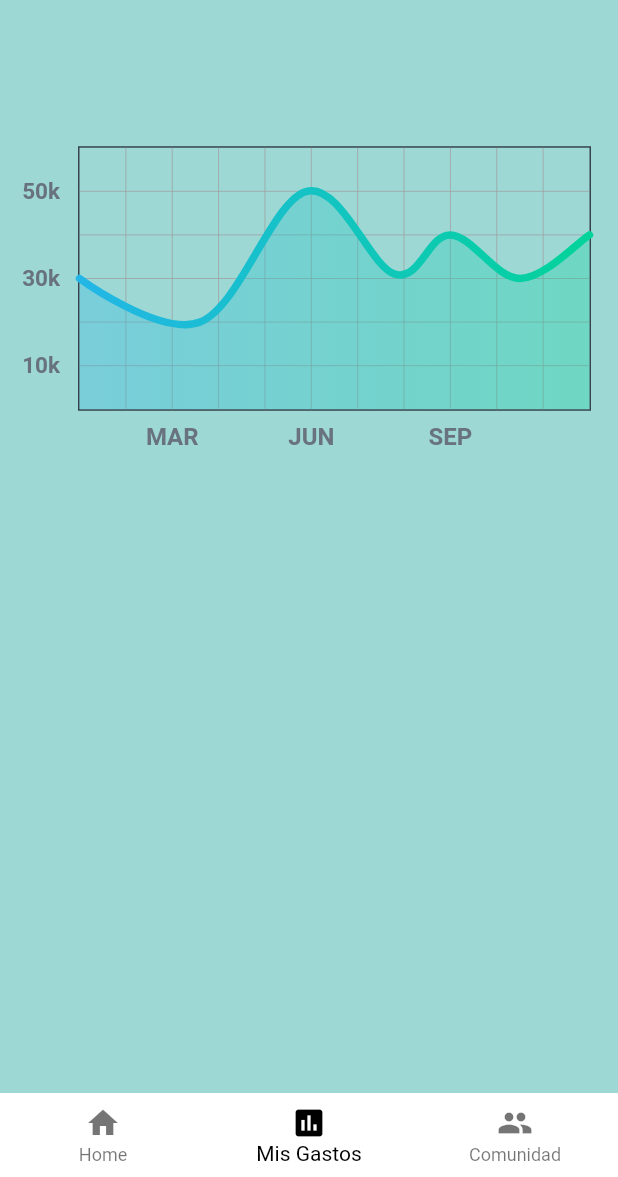
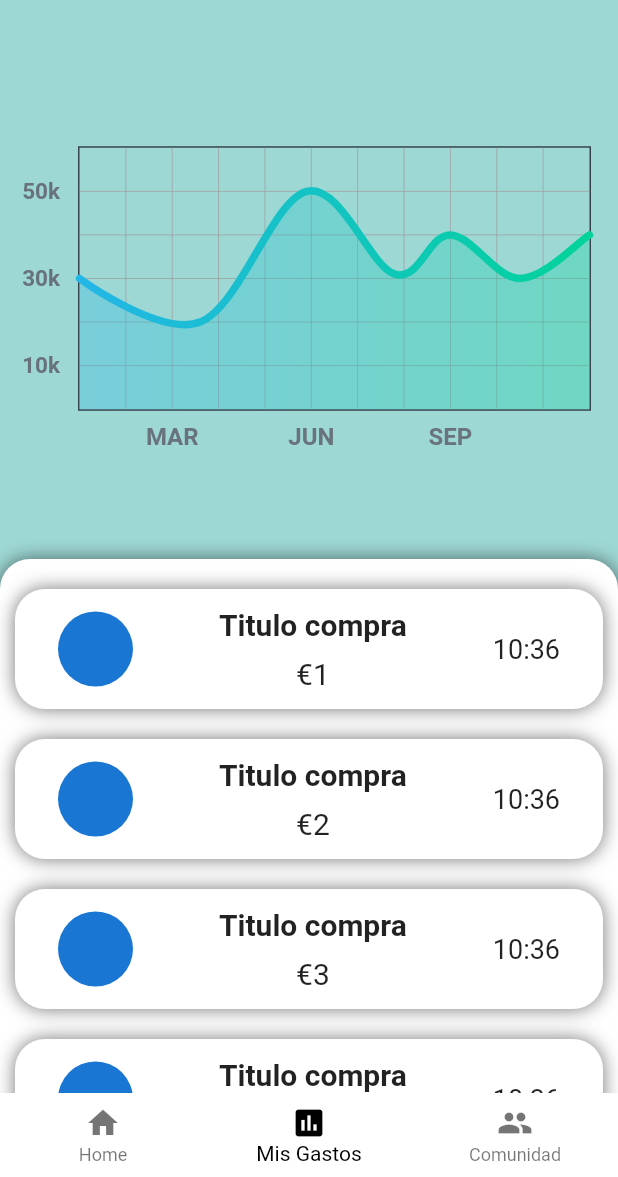
Before and after one commit to Exeltor/Proyecto-Interfaces, a Flutter app: the TabsScreen screen opened by its route, item 2 of the bottom bar chosen, on a phone screen of 412 x 824 dp, the part 59-1236 px from its top. Run offline on Flutter 3.47's test engine with Material 2 defaults, Android fonts, the phone set to English and light mode, and no system bars; drawn by our look-alikes of fl_chart; our stand-ins replace google_fonts; Roboto replaces fonts that are missing (Ubuntu).

Commit message:
casi completado gastos

```diff
--- a/starlite/lib/screens/gastos_screen.dart
+++ b/starlite/lib/screens/gastos_screen.dart
@@ -1,11 +1,15 @@
+import 'dart:math';
+
 import 'package:flutter/material.dart';
 import 'package:starlite/widgets/chart.dart';
 
 class GastosScreen extends StatelessWidget {
+  final ScrollController _scrollController = ScrollController();
+
   @override
   Widget build(BuildContext context) {
     final deviceMedia = MediaQuery.of(context);
-    return Column(
+    return Stack(
       children: <Widget>[
         Container(
           width: double.infinity,
@@ -15,7 +19,11 @@ class GastosScreen extends StatelessWidget {
             child: Chart(),
           ),
         ),
-        Container(
+        DraggableScrollableSheet(
+          minChildSize: 0.5,
+          maxChildSize: 1,
+          initialChildSize: 0.5,
+          builder: (context, _scrollController) => Container(
             decoration: BoxDecoration(
               color: Colors.white,
               borderRadius: BorderRadius.only(
@@ -29,6 +37,48 @@ class GastosScreen extends StatelessWidget {
                 ),
               ],
             ),
+            child: ListView.separated(
+              controller: _scrollController,
+              separatorBuilder: (context, i) => const SizedBox(height: 20),
+              itemCount: 50,
+              padding: const EdgeInsets.symmetric(horizontal: 10, vertical: 20),
+              itemBuilder: (context, i) => Container(
+                height: 80,
+                width: double.infinity,
+                decoration: BoxDecoration(
+                  color: Colors.white,
+                  borderRadius: BorderRadius.circular(20),
+                  boxShadow: [
+                    BoxShadow(
+                      color: Colors.black54,
+                      blurRadius: 10,
+                    ),
+                  ],
+                ),
+                child: Row(
+                  mainAxisAlignment: MainAxisAlignment.spaceAround,
+                  children: [
+                    CircleAvatar(radius: 25,),
+                    Column(
+                      mainAxisAlignment: MainAxisAlignment.center,
+                      children: <Widget>[
+                        Text(
+                          'Titulo compra',
+                          style: const TextStyle(
+                            fontSize: 20,
+                            fontWeight: FontWeight.bold,
+                          ),
+                        ),
+                        const SizedBox(height: 10),
+                        Text('€${i+1}', style: const TextStyle(fontSize: 20)),
+                      ],
+                    ),
+                    Text('10:36', style: const TextStyle(fontSize: 18)),
+                  ],
+                ),
+              ),
+            ),
+          ),
         ),
       ],
     );
--- a/starlite/lib/screens/tabs_screen.dart
+++ b/starlite/lib/screens/tabs_screen.dart
@@ -33,7 +33,7 @@ class _TabsScreenState extends State<TabsScreen>
     {
       'screen': GastosScreen(),
       'title': 'Mis Gastos',
-      'scrolling': true,
+      'scrolling': false,
     },
     {
       'screen': ComunidadScreen(),
@@ -86,11 +86,7 @@ class _TabsScreenState extends State<TabsScreen>
   Widget build(BuildContext context) {
     return AnimatedBuilder(
       animation: controller,
-      child: SingleChildScrollView(
-        controller: _scrollController,
-        physics: _pageViews[_selectedScreen]['scrolling'] ? null : NeverScrollableScrollPhysics(),
-        child: _pageViews[_selectedScreen]['screen'],
-      ),
+      child: _pageViews[_selectedScreen]['screen'],
       builder: (context, child) => Scaffold(
         appBar: AppBar(
           title: Text(
```
Lines whose indentation alone changed are shown as unchanged.
